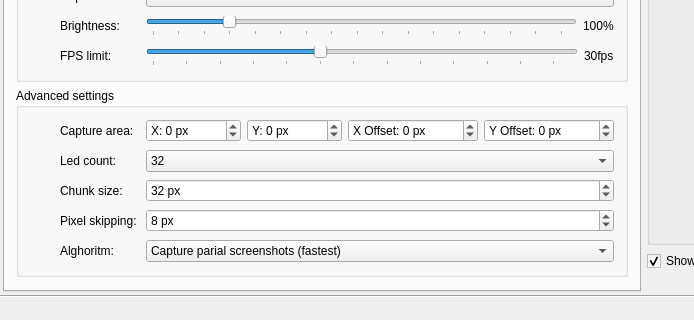
Qt form mainwindow.ui (dev-0x7C6/led-frame) before a commit; both pictures show x 0 to 694 and y 106 to 426 of the 962 by 426 pixel window.
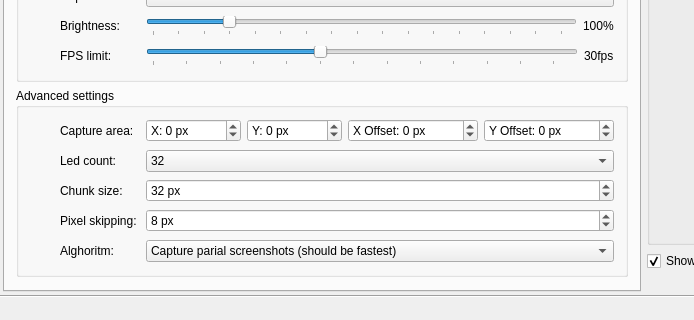
The same form after that commit. Icons and pictures are not drawn. Custom widgets are drawn as their Qt base class.

Commit message: Fixed compilation on windows platform.

```diff
--- a/mainwindow.ui
+++ b/mainwindow.ui
@@ -6,8 +6,8 @@
    <rect>
     <x>0</x>
     <y>0</y>
-    <width>916</width>
-    <height>421</height>
+    <width>914</width>
+    <height>419</height>
    </rect>
   </property>
   <property name="windowTitle">
@@ -577,7 +577,7 @@
                   </item>
                   <item>
                    <property name="text">
-                    <string>Capture parial screenshots (fastest)</string>
+                    <string>Capture parial screenshots (should be fastest)</string>
                    </property>
                   </item>
                   <item>
```
Left out of the diff: 22 changed lines with no effect on the pictures. The commit also changes 4 other files.
